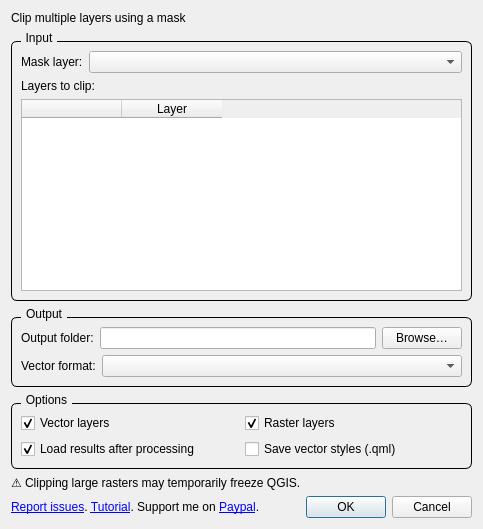
Above: src/ui/clip_multiple_layers_dialog_base.ui from Taknok/Qgisplugin-ClipMultipleLayers before the change. Below: the same form after it.
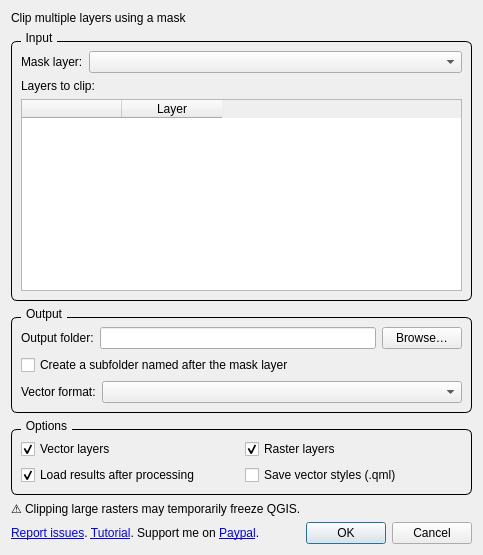
That is the form after the change.

Commit message: feat: Add option to include mask's name into the output path folder

The edit to the form file:
```diff
--- a/src/ui/clip_multiple_layers_dialog_base.ui
+++ b/src/ui/clip_multiple_layers_dialog_base.ui
@@ -113,6 +113,13 @@
         </item>
        </layout>
       </item>
+      <item>
+       <widget class="QCheckBox" name="checkBoxUseMaskLayerName">
+        <property name="text">
+         <string>Create a subfolder named after the mask layer</string>
+        </property>
+       </widget>
+      </item>
       <item>
        <layout class="QHBoxLayout">
         <item>
```
The commit also changes 2 other files.
